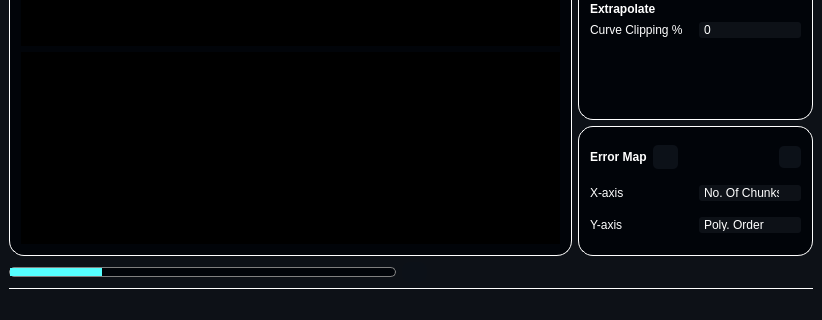
Old version of the form resources/curvefittingwindow.ui in the repository Abdullahsaeed10/Curve_Fitter; both pictures show x 0 to 822 and y 379 to 699 of the 822 by 699 pixel window.
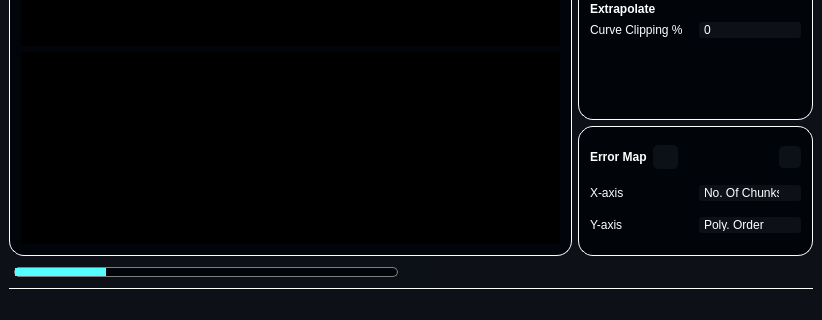
New version of the form. Icons and pictures are not drawn. Custom widgets are drawn as their Qt base class.

The edit to the form file:
```diff
--- a/resources/curvefittingwindow.ui
+++ b/resources/curvefittingwindow.ui
@@ -21,6 +21,9 @@
    <layout class="QGridLayout" name="gridLayout_5">
     <item row="2" column="0">
      <layout class="QHBoxLayout" name="horizontalLayout_14">
+      <property name="leftMargin">
+       <number>5</number>
+      </property>
       <item>
        <widget class="QProgressBar" name="progressBar">
         <property name="minimumSize">
```
